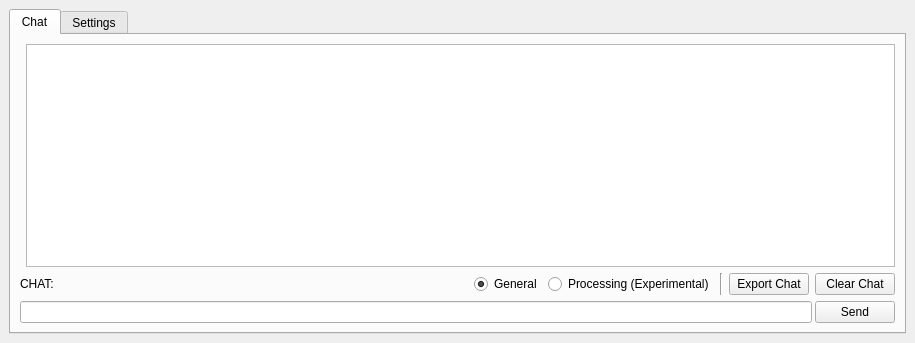
Qt form dialogs/geo_agent_dialog_base.ui (iamtekson/GeoAgent) before a commit.
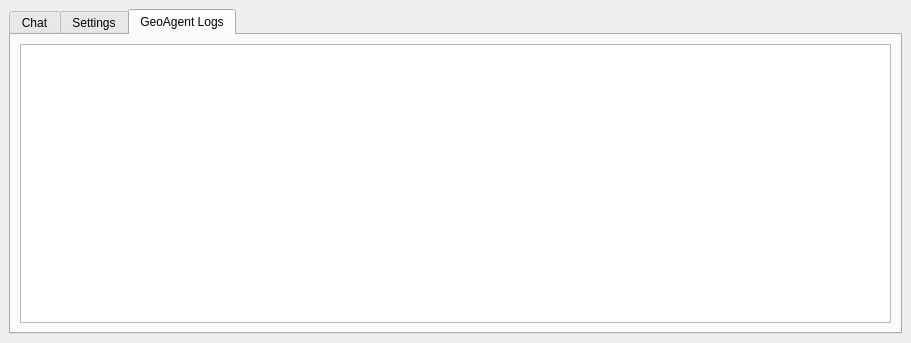
The same form after that commit. The open tabs and pages were chosen to show the change. Custom widgets are drawn as their Qt base class.

Commit message: geoagent logging implemented

Diff of the .ui file:
```diff
--- a/dialogs/geo_agent_dialog_base.ui
+++ b/dialogs/geo_agent_dialog_base.ui
@@ -6,7 +6,7 @@
    <rect>
     <x>0</x>
     <y>0</y>
-    <width>915</width>
+    <width>911</width>
     <height>343</height>
    </rect>
   </property>
@@ -543,6 +543,28 @@
         </item>
        </layout>
       </widget>
+      <widget class="QWidget" name="Qwidget_Logs">
+       <attribute name="title">
+        <string>GeoAgent Logs</string>
+       </attribute>
+       <layout class="QGridLayout" name="gridLayout_3">
+        <item row="0" column="0">
+         <layout class="QVBoxLayout" name="verticalLayout_4">
+          <item>
+           <widget class="QTextBrowser" name="geoagent_logs">
+            <property name="html">
+             <string>&lt;!DOCTYPE HTML PUBLIC &quot;-//W3C//DTD HTML 4.0//EN&quot; &quot;http://www.w3.org/TR/REC-html40/strict.dtd&quot;&gt;
+&lt;html&gt;&lt;head&gt;&lt;meta name=&quot;qrichtext&quot; content=&quot;1&quot; /&gt;&lt;style type=&quot;text/css&quot;&gt;
+p, li { white-space: pre-wrap; }
+&lt;/style&gt;&lt;/head&gt;&lt;body style=&quot; font-family:'MS Shell Dlg 2'; font-size:7.875pt; font-weight:400; font-style:normal;&quot;&gt;
+&lt;p style=&quot;-qt-paragraph-type:empty; margin-top:0px; margin-bottom:0px; margin-left:0px; margin-right:0px; -qt-block-indent:0; text-indent:0px;&quot;&gt;&lt;br /&gt;&lt;/p&gt;&lt;/body&gt;&lt;/html&gt;</string>
+            </property>
+           </widget>
+          </item>
+         </layout>
+        </item>
+       </layout>
+      </widget>
      </widget>
     </item>
    </layout>
```
The commit also changes 7 other files.
